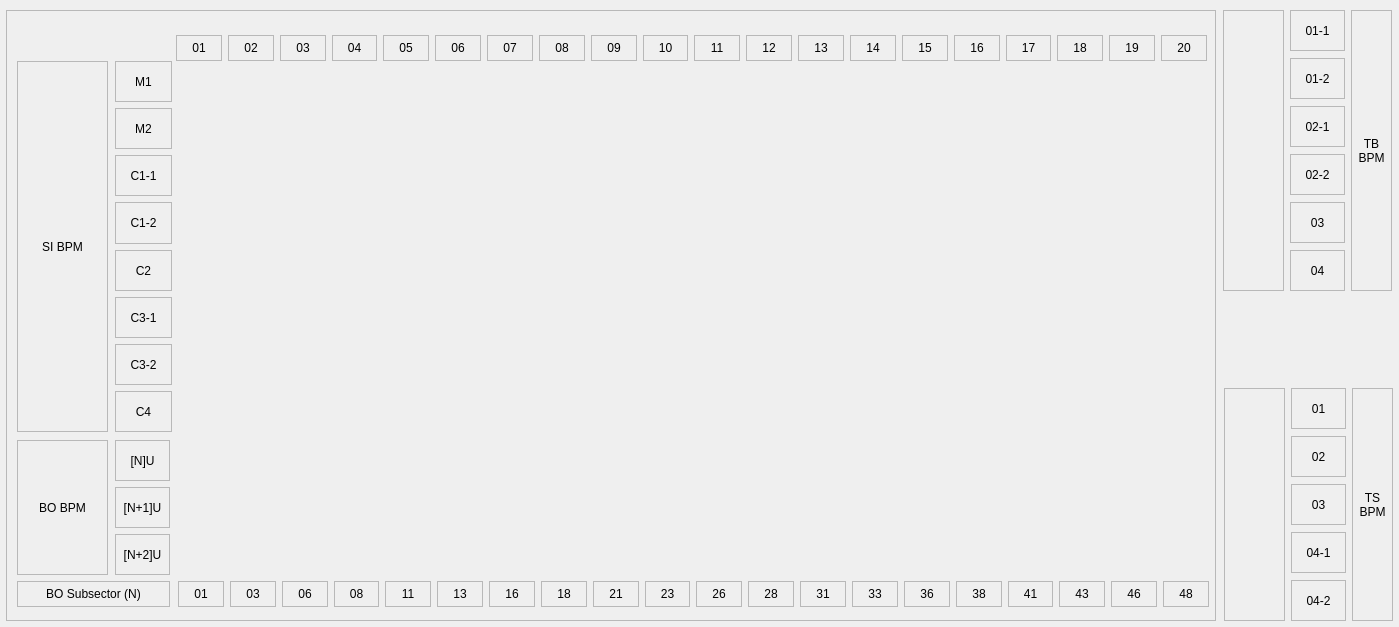
This is ui/bpmsi.ui in lnls-gop/gop-monitor as Qt 5 draws it before an edit. The edited form follows.
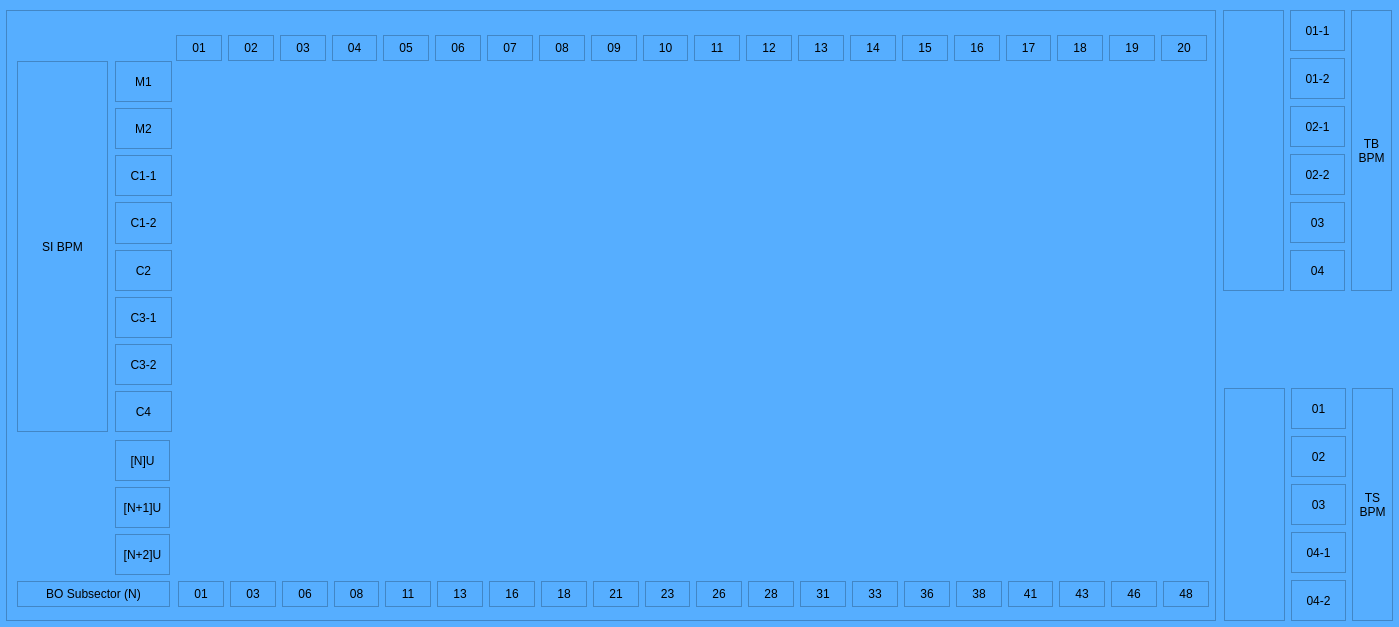
This is the edited form. Custom widgets are drawn as their Qt base class.

```diff
--- a/ui/bpmsi.ui
+++ b/ui/bpmsi.ui
@@ -13,6 +13,9 @@
   <property name="windowTitle">
    <string>Form</string>
   </property>
+  <property name="styleSheet">
+   <string notr="true">background-color: rgb(86, 174, 255)</string>
+  </property>
   <widget class="QScrollArea" name="scrollArea">
    <property name="geometry">
     <rect>
@@ -11111,46 +11114,6 @@
       <string>SI-14C3:DI-BPM-2:ClksLocked-Mon</string>
      </property>
     </widget>
-    <widget class="PyDMLabel" name="PyDMLabel_30">
-     <property name="geometry">
-      <rect>
-       <x>10</x>
-       <y>429</y>
-       <width>91</width>
-       <height>135</height>
-      </rect>
-     </property>
-     <property name="minimumSize">
-      <size>
-       <width>0</width>
-       <height>135</height>
-      </size>
-     </property>
-     <property name="maximumSize">
-      <size>
-       <width>16777215</width>
-       <height>135</height>
-      </size>
-     </property>
-     <property name="toolTip">
-      <string/>
-     </property>
-     <property name="frameShape">
-      <enum>QFrame::StyledPanel</enum>
-     </property>
-     <property name="frameShadow">
-      <enum>QFrame::Plain</enum>
-     </property>
-     <property name="lineWidth">
-      <number>5</number>
-     </property>
-     <property name="text">
-      <string>BO BPM</string>
-     </property>
-     <property name="alignment">
-      <set>Qt::AlignCenter</set>
-     </property>
-    </widget>
     <widget class="SiriusLedAlert" name="bpm48urffe">
      <property name="geometry">
       <rect>
```
